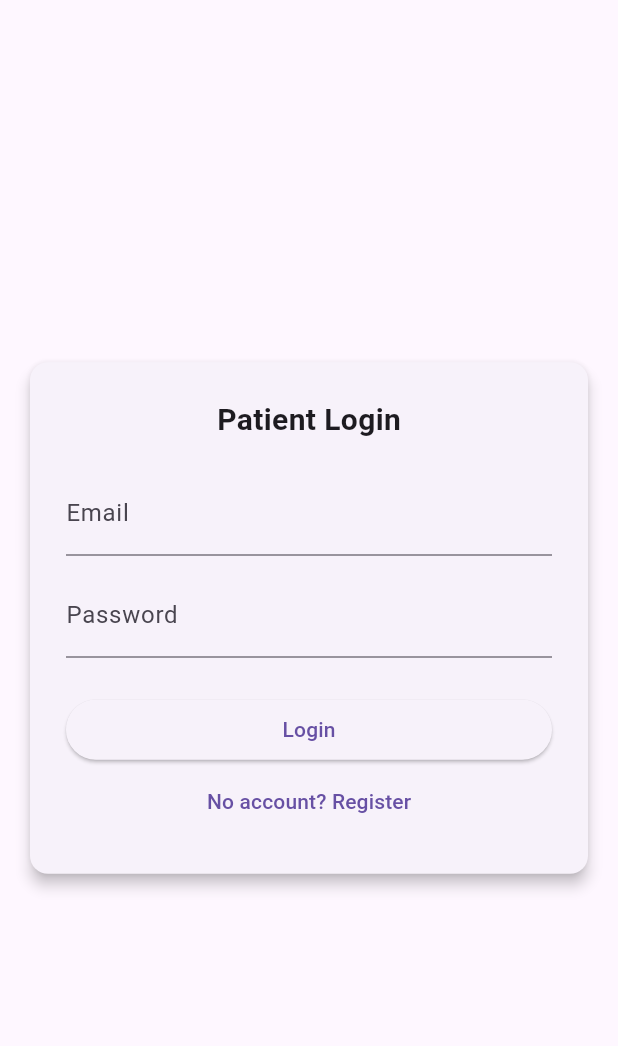
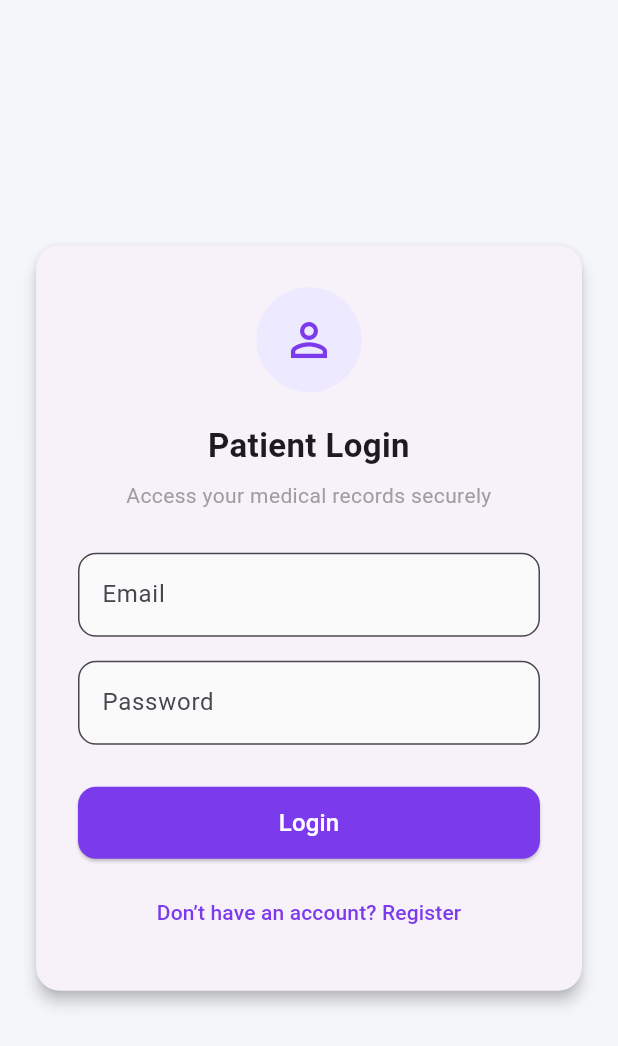
Before and after one commit to AaditAntony/health-connect, a Flutter app: the screen it shows after launch, on a phone screen of 412 x 824 dp. Shown: the top 1046 px of the screen. Run offline on Flutter 3.47's test engine with Material 3 defaults, Android fonts, the phone set to English and light mode, and no system bars; our stand-ins replace cloud_firestore, file_picker, firebase_auth, firebase_core; accounts and stored records are empty.

Commit message:
the auth is working

```diff
--- a/lib/patient/patient_auth_page.dart
+++ b/lib/patient/patient_auth_page.dart
@@ -78,60 +78,141 @@ class _PatientAuthPageState extends State<PatientAuthPage> {
   @override
   Widget build(BuildContext context) {
     return Scaffold(
+      backgroundColor: const Color(0xFFF5F6FA),
       body: Center(
+        child: SingleChildScrollView(
+          child: Padding(
+            padding: const EdgeInsets.all(20),
             child: SizedBox(
-          width: 380,
+              width: 400,
               child: Card(
                 elevation: 4,
+                shape: RoundedRectangleBorder(
+                  borderRadius: BorderRadius.circular(16),
+                ),
                 child: Padding(
-              padding: const EdgeInsets.all(24),
+                  padding: const EdgeInsets.all(28),
                   child: Column(
                     mainAxisSize: MainAxisSize.min,
+                    crossAxisAlignment: CrossAxisAlignment.stretch,
                     children: [
+                      // -------- ICON --------
+                      Container(
+                        alignment: Alignment.center,
+                        child: Container(
+                          width: 70,
+                          height: 70,
+                          decoration: BoxDecoration(
+                            color: const Color(0xFFEDE9FE),
+                            shape: BoxShape.circle,
+                          ),
+                          child: const Icon(
+                            Icons.person_outline,
+                            size: 36,
+                            color: Color(0xFF7C3AED),
+                          ),
+                        ),
+                      ),
+
+                      const SizedBox(height: 20),
+
+                      // -------- TITLE --------
                       Text(
                         isLogin ? "Patient Login" : "Patient Registration",
+                        textAlign: TextAlign.center,
                         style: const TextStyle(
-                      fontSize: 20,
+                          fontSize: 22,
                           fontWeight: FontWeight.bold,
                         ),
                       ),
-                  const SizedBox(height: 20),
 
+                      const SizedBox(height: 8),
+
+                      // -------- SUBTITLE --------
+                      Text(
+                        isLogin
+                            ? "Access your medical records securely"
+                            : "Create an account to access your medical history",
+                        textAlign: TextAlign.center,
+                        style: const TextStyle(
+                          color: Colors.grey,
+                          fontSize: 14,
+                        ),
+                      ),
+
+                      const SizedBox(height: 28),
+
+                      // -------- EMAIL --------
                       TextField(
                         controller: emailController,
-                    decoration: const InputDecoration(labelText: "Email"),
+                        keyboardType: TextInputType.emailAddress,
+                        decoration: InputDecoration(
+                          labelText: "Email",
+                          filled: true,
+                          fillColor: Colors.grey.shade50,
+                          border: OutlineInputBorder(
+                            borderRadius: BorderRadius.circular(12),
                           ),
-                  const SizedBox(height: 12),
+                        ),
+                      ),
 
+                      const SizedBox(height: 16),
+
+                      // -------- PASSWORD --------
                       TextField(
                         controller: passwordController,
                         obscureText: true,
-                    decoration: const InputDecoration(labelText: "Password"),
+                        decoration: InputDecoration(
+                          labelText: "Password",
+                          filled: true,
+                          fillColor: Colors.grey.shade50,
+                          border: OutlineInputBorder(
+                            borderRadius: BorderRadius.circular(12),
                           ),
-                  const SizedBox(height: 24),
+                        ),
+                      ),
 
+                      const SizedBox(height: 28),
+
+                      // -------- BUTTON --------
                       SizedBox(
-                    width: double.infinity,
+                        height: 48,
                         child: ElevatedButton(
                           onPressed: loading ? null : submit,
+                          style: ElevatedButton.styleFrom(
+                            backgroundColor: const Color(0xFF7C3AED),
+                            shape: RoundedRectangleBorder(
+                              borderRadius: BorderRadius.circular(12),
+                            ),
+                          ),
                           child: Text(
                             loading
                                 ? "Please wait..."
                                 : isLogin
                                 ? "Login"
                                 : "Register",
+                            style: const TextStyle(
+                              fontSize: 16,
+                              color: Colors.white,
+                            ),
                           ),
                         ),
                       ),
 
+                      const SizedBox(height: 12),
+
+                      // -------- TOGGLE --------
                       TextButton(
                         onPressed: () {
                           setState(() => isLogin = !isLogin);
                         },
                         child: Text(
                           isLogin
-                          ? "No account? Register"
+                              ? "Don’t have an account? Register"
                               : "Already have an account? Login",
+                          style: const TextStyle(
+                            color: Color(0xFF7C3AED),
+                          ),
                         ),
                       ),
                     ],
@@ -140,6 +221,9 @@ class _PatientAuthPageState extends State<PatientAuthPage> {
               ),
             ),
           ),
+        ),
+      ),
     );
   }
+
 }
```
Lines whose indentation alone changed are shown as unchanged.
